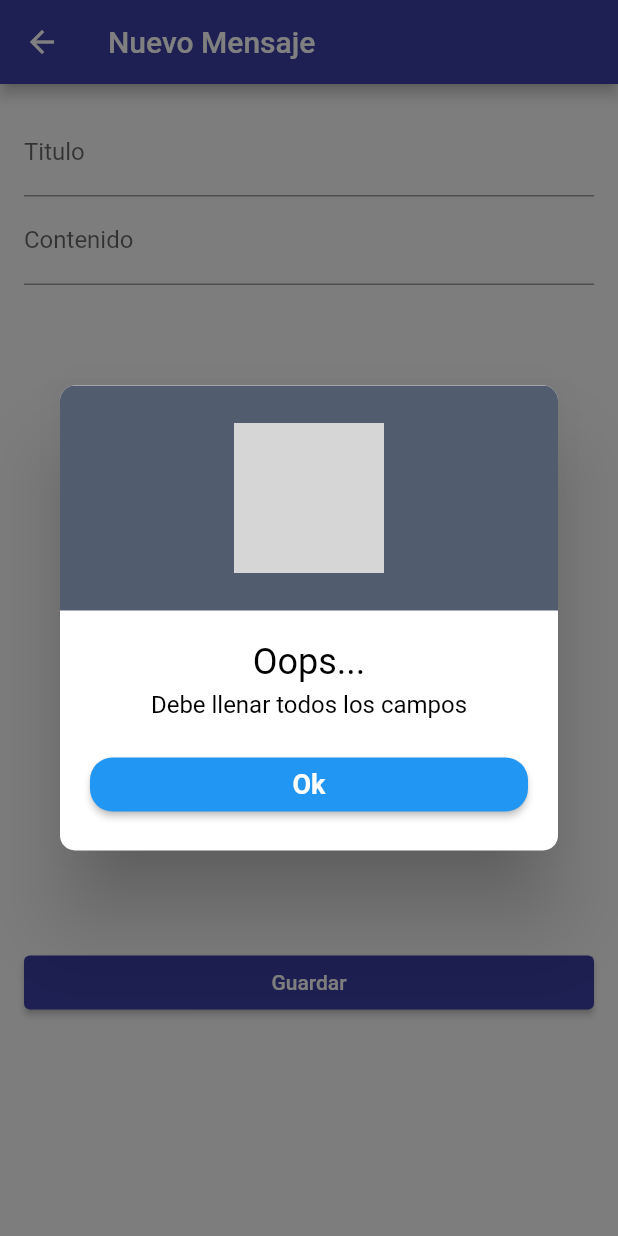
After one commit to nayenjoaquin/proyecto1, a Flutter app: the NewMsj screen opened directly, after a tap on "Guardar", on a phone screen of 412 x 824 dp. The commit adds this screen. Run offline on Flutter 3.47's test engine with Material 2 defaults, Android fonts, the phone set to English and light mode, and no system bars; our stand-ins replace cool_alert, fluttertoast, shared_preferences; accounts and stored records are empty; grey boxes are pictures that could not be loaded.

Commit message:
proyecto terminado

```diff
--- a/lib/main.dart
+++ b/lib/main.dart
@@ -12,6 +12,7 @@ class MyApp extends StatelessWidget {
   @override
   Widget build(BuildContext context) {
     return MaterialApp(
+      debugShowCheckedModeBanner: false,
       title: 'Flutter Demo',
       theme: ThemeData(
         primarySwatch: Colors.blue,
--- /dev/null
+++ b/lib/pages/newMsj.dart
@@ -0,0 +1,100 @@
+import 'package:flutter/material.dart';
+import 'package:proyecto1/services/msjService.dart';
+import 'package:shared_preferences/shared_preferences.dart';
+import 'package:proyecto1/global.dart';
+import 'package:cool_alert/cool_alert.dart';
+
+class NewMsj extends StatefulWidget {
+  const NewMsj({super.key});
+
+  @override
+  State<NewMsj> createState() => _NewMsjState();
+}
+
+class _NewMsjState extends State<NewMsj> {
+  late final pref;
+
+  TextEditingController titleController = TextEditingController();
+  TextEditingController contentController = TextEditingController();
+
+  Future<void> validarDatos(String titulo, String texto) async {
+    var login = Global.login;
+    final response = await MsjService().validar(login, titulo, texto);
+
+    if (response.statusCode == 201) {
+      Navigator.pop(context);
+    } else {
+      CoolAlert.show(
+        context: context,
+        type: CoolAlertType.error,
+        title: 'Oops...',
+        text: 'Error al enviar el mensaje',
+        loopAnimation: false,
+      );
+    }
+  }
+
+  @override
+  void initState() {
+    super.initState();
+    pref = SharedPreferences.getInstance();
+  }
+
+  @override
+  Widget build(BuildContext context) {
+    const mainColor = Color.fromARGB(255, 59, 61, 163);
+
+    return Scaffold(
+      appBar: AppBar(
+        title: const Text('Nuevo Mensaje'),
+        backgroundColor: mainColor,
+      ),
+      body: Padding(
+        padding: const EdgeInsets.all(16.0),
+        child: Column(
+          children: [
+            TextField(
+              controller: titleController,
+              decoration: const InputDecoration(
+                labelText: 'Titulo',
+              ),
+            ),
+            SizedBox(
+              height: 500,
+              child: TextField(
+                controller: contentController,
+                decoration: const InputDecoration(
+                  labelText: 'Contenido',
+                ),
+                maxLines: null,
+              ),
+            ),
+            SizedBox(
+              width: double.infinity,
+              child: ElevatedButton(
+                onPressed: () {
+                  if (titleController.text.isEmpty ||
+                      contentController.text.isEmpty) {
+                    CoolAlert.show(
+                      context: context,
+                      type: CoolAlertType.error,
+                      title: 'Oops...',
+                      text: 'Debe llenar todos los campos',
+                      loopAnimation: false,
+                    );
+                  } else {
+                    validarDatos(titleController.text, contentController.text);
+                  }
+                },
+                style: ElevatedButton.styleFrom(
+                  backgroundColor: mainColor,
+                ),
+                child: const Text('Guardar'),
+              ),
+            ),
+          ],
+        ),
+      ),
+    );
+  }
+}
--- a/pubspec.yaml
+++ b/pubspec.yaml
@@ -40,6 +40,7 @@ dependencies:
   cool_alert: ^1.1.0
   fluttertoast: ^8.1.1
   shared_preferences: ^2.0.15
+  intl: ^0.17.0
 
 dev_dependencies:
   flutter_test:
```
Also changed, not shown: lib/models/mensajes.dart (deleted, +0 -27 lines), lib/navBar.dart (added, +63 -0 lines), lib/pages/login.dart (+12 -9 lines), lib/pages/principal.dart (+116 -22 lines), lib/services/msjService.dart (+7 -14 lines), pubspec.lock.
